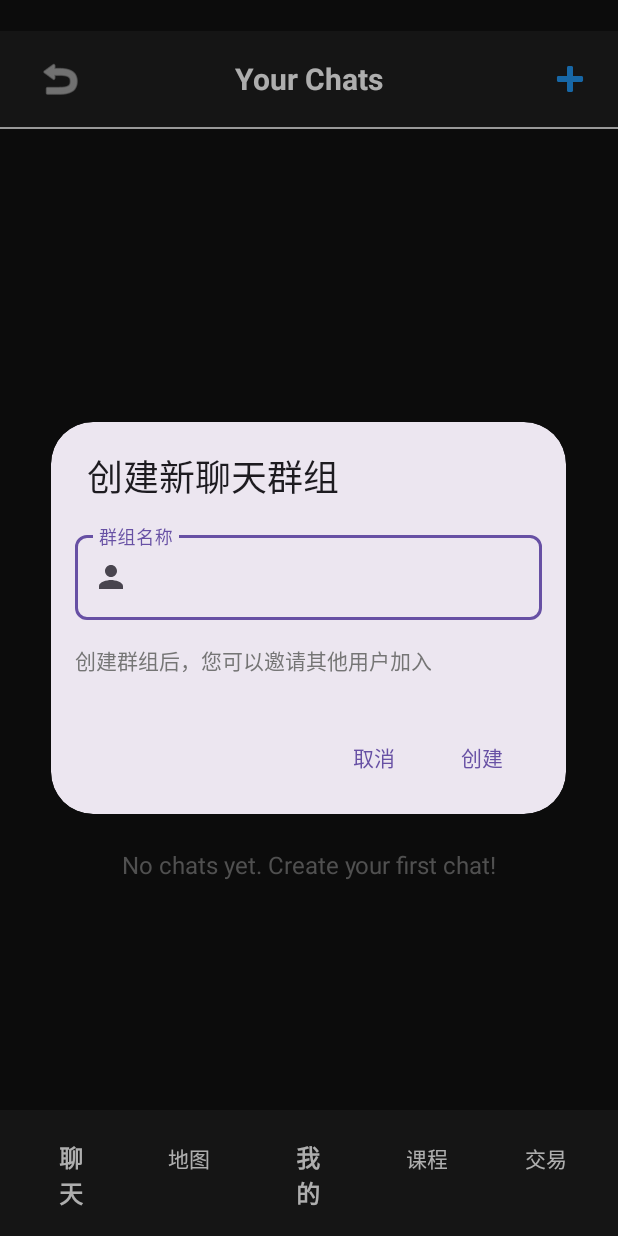
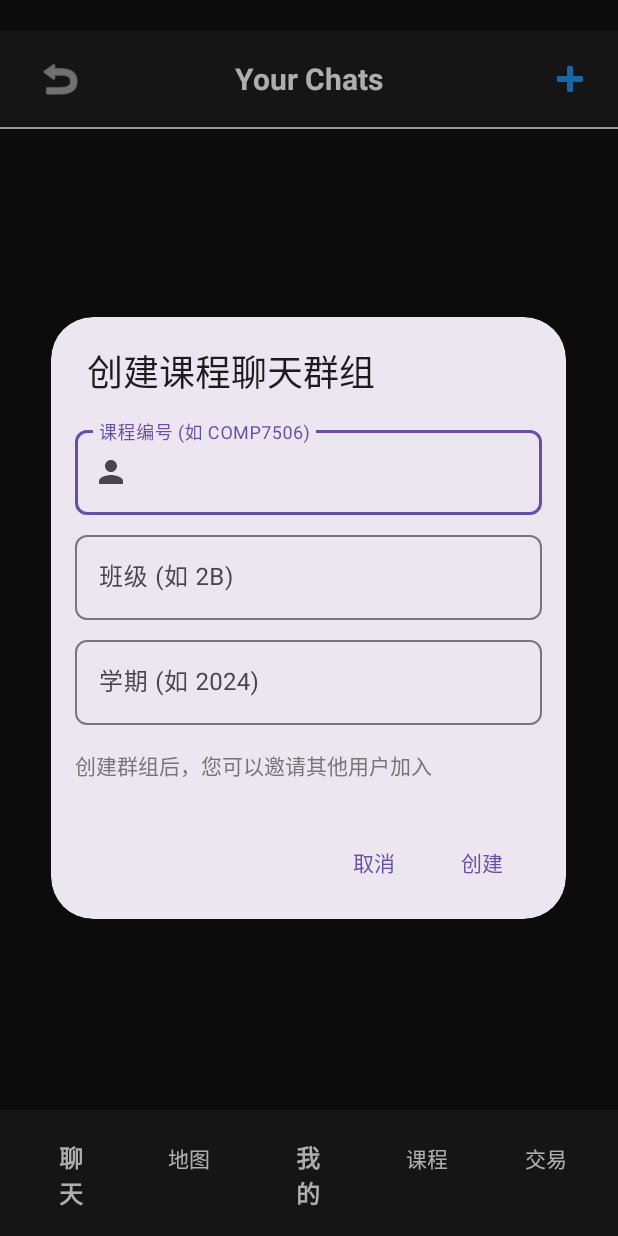
Before and after one commit to LiuRuohui/HKUers, an Android app: the ChatListActivity screen opened directly, with no data from a screen before it, after a tap on "Create new chat", on a phone screen of 412 x 824 dp. Run offline under Robolectric (Android 15) with nearby library versions, the phone set to English and light mode, and no system bars; our stand-ins replace Firebase (no records; nobody signed in at launch, a user with empty details on screens opened directly).

Commit message:
Create_Chat 内容更新 (2.2.1)
对话框修改：
增加了三个输入字段：课程编号、班级和学期
添加了适当的提示和验证
数据创建逻辑：
将三个字段组合生成chat_name (format: {course}-{section}-{semester})
生成唯一的chat_id作为主键
保存所有相关字段到数据库中
基于chat_id生成并存储颜色代码
用户-群组关联：
创建了双向关联：用户关联聊天室和聊天室关联用户
在聊天室成员列表中记录用户的加入时间和管理员状态
测试数据生成：
更新测试数据结构，符合新的聊天室创建逻辑
提供了多个课程示例进行测试

```diff
--- a/app/src/main/res/layout/dialog_create_chat.xml
+++ b/app/src/main/res/layout/dialog_create_chat.xml
@@ -6,13 +6,13 @@
     android:orientation="vertical"
     android:padding="16dp">
 
-    <!-- 群组名称输入框 -->
+    <!-- 课程编号输入框 -->
     <com.google.android.material.textfield.TextInputLayout
-        android:id="@+id/tilGroupName"
+        android:id="@+id/tilCourse"
         android:layout_width="match_parent"
         android:layout_height="wrap_content"
         android:layout_marginBottom="8dp"
-        android:hint="群组名称"
+        android:hint="课程编号 (如 COMP7506)"
         app:boxCornerRadiusBottomEnd="8dp"
         app:boxCornerRadiusBottomStart="8dp"
         app:boxCornerRadiusTopEnd="8dp"
@@ -20,11 +20,51 @@
         app:startIconDrawable="@drawable/ic_group">
 
         <com.google.android.material.textfield.TextInputEditText
-            android:id="@+id/etGroupName"
+            android:id="@+id/etCourse"
             android:layout_width="match_parent"
             android:layout_height="wrap_content"
             android:inputType="text"
-            android:maxLength="50" />
+            android:maxLength="10" />
+    </com.google.android.material.textfield.TextInputLayout>
+
+    <!-- 班级编号输入框 -->
+    <com.google.android.material.textfield.TextInputLayout
+        android:id="@+id/tilSection"
+        android:layout_width="match_parent"
+        android:layout_height="wrap_content"
+        android:layout_marginBottom="8dp"
+        android:hint="班级 (如 2B)"
+        app:boxCornerRadiusBottomEnd="8dp"
+        app:boxCornerRadiusBottomStart="8dp"
+        app:boxCornerRadiusTopEnd="8dp"
+        app:boxCornerRadiusTopStart="8dp">
+
+        <com.google.android.material.textfield.TextInputEditText
+            android:id="@+id/etSection"
+            android:layout_width="match_parent"
+            android:layout_height="wrap_content"
+            android:inputType="text"
+            android:maxLength="5" />
+    </com.google.android.material.textfield.TextInputLayout>
+
+    <!-- 学期输入框 -->
+    <com.google.android.material.textfield.TextInputLayout
+        android:id="@+id/tilSemester"
+        android:layout_width="match_parent"
+        android:layout_height="wrap_content"
+        android:layout_marginBottom="8dp"
+        android:hint="学期 (如 2024)"
+        app:boxCornerRadiusBottomEnd="8dp"
+        app:boxCornerRadiusBottomStart="8dp"
+        app:boxCornerRadiusTopEnd="8dp"
+        app:boxCornerRadiusTopStart="8dp">
+
+        <com.google.android.material.textfield.TextInputEditText
+            android:id="@+id/etSemester"
+            android:layout_width="match_parent"
+            android:layout_height="wrap_content"
+            android:inputType="text"
+            android:maxLength="6" />
     </com.google.android.material.textfield.TextInputLayout>
 
     <!-- 说明文字 -->
```
Also changed, not shown: app/src/main/java/hk/hku/cs/hkuers/features/chat/ChatListActivity.java (+94 -58 lines).
